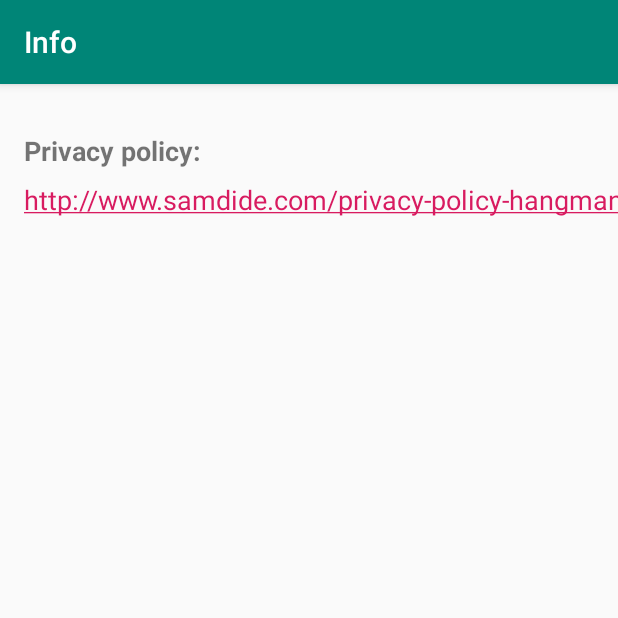
After one commit to Robson75/hangman, an Android app: the Info screen opened directly, with no data from a screen before it, on a phone screen of 412 x 824 dp, the top half of it. The commit adds this screen. Run offline under Robolectric (Android 15) with nearby library versions, the phone set to English and light mode, and no system bars.

Commit message:
Add link to privacy policy.

```diff
--- a/androidstudio/app/build.gradle
+++ b/androidstudio/app/build.gradle
@@ -25,10 +25,11 @@ android {
 
 dependencies {
     implementation fileTree(dir: 'libs', include: ['*.jar'])
-    implementation"org.jetbrains.kotlin:kotlin-stdlib-jdk7:$kotlin_version"
+    implementation "org.jetbrains.kotlin:kotlin-stdlib-jdk7:$kotlin_version"
     implementation 'androidx.appcompat:appcompat:1.1.0'
     implementation 'androidx.core:core-ktx:1.1.0'
     implementation 'androidx.constraintlayout:constraintlayout:1.1.3'
+    implementation 'com.google.android.material:material:1.0.0'
     testImplementation 'junit:junit:4.12'
     androidTestImplementation 'androidx.test.ext:junit:1.1.1'
     androidTestImplementation 'androidx.test.espresso:espresso-core:3.2.0'
--- a/androidstudio/app/src/main/AndroidManifest.xml
+++ b/androidstudio/app/src/main/AndroidManifest.xml
@@ -9,6 +9,10 @@
         android:roundIcon="@mipmap/ic_launcher_round"
         android:supportsRtl="true"
         android:theme="@style/AppTheme">
+        <activity
+            android:name=".Info"
+            android:label="@string/title_activity_info"
+            android:theme="@style/AppTheme.NoActionBar"></activity>
         <activity android:name=".MainActivity">
             <intent-filter>
                 <action android:name="android.intent.action.MAIN" />
--- /dev/null
+++ b/androidstudio/app/src/main/java/com/samdide/android/hangman/Info.kt
@@ -0,0 +1,18 @@
+package com.samdide.android.hangman
+
+import android.os.Bundle
+import com.google.android.material.snackbar.Snackbar
+import androidx.appcompat.app.AppCompatActivity
+
+import kotlinx.android.synthetic.main.activity_info.*
+
+class Info : AppCompatActivity() {
+
+    override fun onCreate(savedInstanceState: Bundle?) {
+        super.onCreate(savedInstanceState)
+        setContentView(R.layout.activity_info)
+        setSupportActionBar(toolbar)
+
+    }
+
+}
--- a/androidstudio/app/src/main/java/com/samdide/android/hangman/MainActivity.kt
+++ b/androidstudio/app/src/main/java/com/samdide/android/hangman/MainActivity.kt
@@ -3,12 +3,15 @@ package com.samdide.android.hangman
 import android.animation.Animator
 import android.animation.AnimatorListenerAdapter
 import android.annotation.TargetApi
+import android.content.Intent
 import android.content.pm.ActivityInfo
 import android.graphics.drawable.AnimationDrawable
 import android.os.Bundle
 import android.os.Handler
 import android.util.DisplayMetrics
 import android.util.Log
+import android.view.Menu
+import android.view.MenuItem
 import android.view.View
 import android.view.ViewGroup
 import android.widget.Button
@@ -40,6 +43,20 @@ class MainActivity : AppCompatActivity() {
         "dryclean", "laugh", "cry", "tennis", "jazz", "funny", "children", "point", "egg")
 
 
+    override fun onCreateOptionsMenu(menu: Menu): Boolean {
+        menuInflater.inflate(R.menu.main_menu, menu)
+        return true
+    }
+
+    override fun onOptionsItemSelected(item: MenuItem): Boolean = when (item.itemId) {
+        R.id.info -> {
+            Log.d(TAG, "info button clicked")
+            val intent = Intent(this, Info::class.java)
+            startActivity(intent)
+            true
+        }
+        else -> super.onOptionsItemSelected(item)
+    }
 
     override fun onCreate(savedInstanceState: Bundle?) {
         super.onCreate(savedInstanceState)
--- /dev/null
+++ b/androidstudio/app/src/main/res/layout/activity_info.xml
@@ -0,0 +1,27 @@
+<?xml version="1.0" encoding="utf-8"?>
+<androidx.coordinatorlayout.widget.CoordinatorLayout xmlns:android="http://schemas.android.com/apk/res/android"
+    xmlns:app="http://schemas.android.com/apk/res-auto"
+    xmlns:tools="http://schemas.android.com/tools"
+    android:layout_width="match_parent"
+    android:layout_height="match_parent"
+    tools:context=".Info">
+
+    <com.google.android.material.appbar.AppBarLayout
+        android:layout_width="match_parent"
+        android:layout_height="wrap_content"
+        android:theme="@style/AppTheme.AppBarOverlay">
+
+        <androidx.appcompat.widget.Toolbar
+            android:id="@+id/toolbar"
+            android:layout_width="match_parent"
+            android:layout_height="?attr/actionBarSize"
+            android:background="?attr/colorPrimary"
+            app:popupTheme="@style/AppTheme.PopupOverlay" />
+
+    </com.google.android.material.appbar.AppBarLayout>
+
+    <include layout="@layout/content_info" />
+
+
+
+</androidx.coordinatorlayout.widget.CoordinatorLayout>
--- /dev/null
+++ b/androidstudio/app/src/main/res/layout/content_info.xml
@@ -0,0 +1,38 @@
+<?xml version="1.0" encoding="utf-8"?>
+<androidx.constraintlayout.widget.ConstraintLayout xmlns:android="http://schemas.android.com/apk/res/android"
+    xmlns:app="http://schemas.android.com/apk/res-auto"
+    xmlns:tools="http://schemas.android.com/tools"
+    android:layout_width="match_parent"
+    android:layout_height="match_parent"
+    app:layout_behavior="@string/appbar_scrolling_view_behavior"
+    tools:context=".Info"
+    tools:showIn="@layout/activity_info">
+
+    <TextView
+        android:id="@+id/privacyLink"
+        android:layout_width="wrap_content"
+        android:layout_height="wrap_content"
+        android:layout_marginStart="16dp"
+        android:layout_marginLeft="16dp"
+        android:layout_marginTop="8dp"
+        android:autoLink="web"
+        android:clickable="true"
+        android:text="http://www.samdide.com/privacy-policy-hangman/"
+        android:textSize="18sp"
+        app:layout_constraintStart_toStartOf="parent"
+        app:layout_constraintTop_toBottomOf="@+id/privacyHeader"
+        tools:ignore="HardcodedText" />
+
+    <TextView
+        android:id="@+id/privacyHeader"
+        android:layout_width="wrap_content"
+        android:layout_height="wrap_content"
+        android:layout_marginStart="16dp"
+        android:layout_marginLeft="16dp"
+        android:layout_marginTop="32dp"
+        android:text="Privacy policy:"
+        android:textStyle="bold"
+        android:textSize="18sp"
+        app:layout_constraintStart_toStartOf="parent"
+        app:layout_constraintTop_toTopOf="parent" />
+</androidx.constraintlayout.widget.ConstraintLayout>
--- /dev/null
+++ b/androidstudio/app/src/main/res/menu/main_menu.xml
@@ -0,0 +1,8 @@
+<menu xmlns:android="http://schemas.android.com/apk/res/android"
+    xmlns:app="http://schemas.android.com/apk/res-auto">
+    <item
+        android:id="@+id/info"
+        android:title="@string/info"
+        android:icon="@android:drawable/ic_menu_info_details"
+        app:showAsAction="ifRoom" />
+</menu>
--- /dev/null
+++ b/androidstudio/app/src/main/res/values/dimens.xml
@@ -0,0 +1,3 @@
+<resources>
+    <dimen name="fab_margin">16dp</dimen>
+</resources>
--- a/androidstudio/app/src/main/res/values/strings.xml
+++ b/androidstudio/app/src/main/res/values/strings.xml
@@ -1,3 +1,5 @@
 <resources>
     <string name="app_name">Hangman</string>
+    <string name="info">Info</string>
+    <string name="title_activity_info">Info</string>
 </resources>
--- a/androidstudio/app/src/main/res/values/styles.xml
+++ b/androidstudio/app/src/main/res/values/styles.xml
@@ -8,5 +8,14 @@
         <item name="colorAccent">@color/colorAccent</item>
     </style>
 
+    <style name="AppTheme.NoActionBar">
+        <item name="windowActionBar">false</item>
+        <item name="windowNoTitle">true</item>
+    </style>
+
+    <style name="AppTheme.AppBarOverlay" parent="ThemeOverlay.AppCompat.Dark.ActionBar" />
+
+    <style name="AppTheme.PopupOverlay" parent="ThemeOverlay.AppCompat.Light" />
+
 
 </resources>
```
